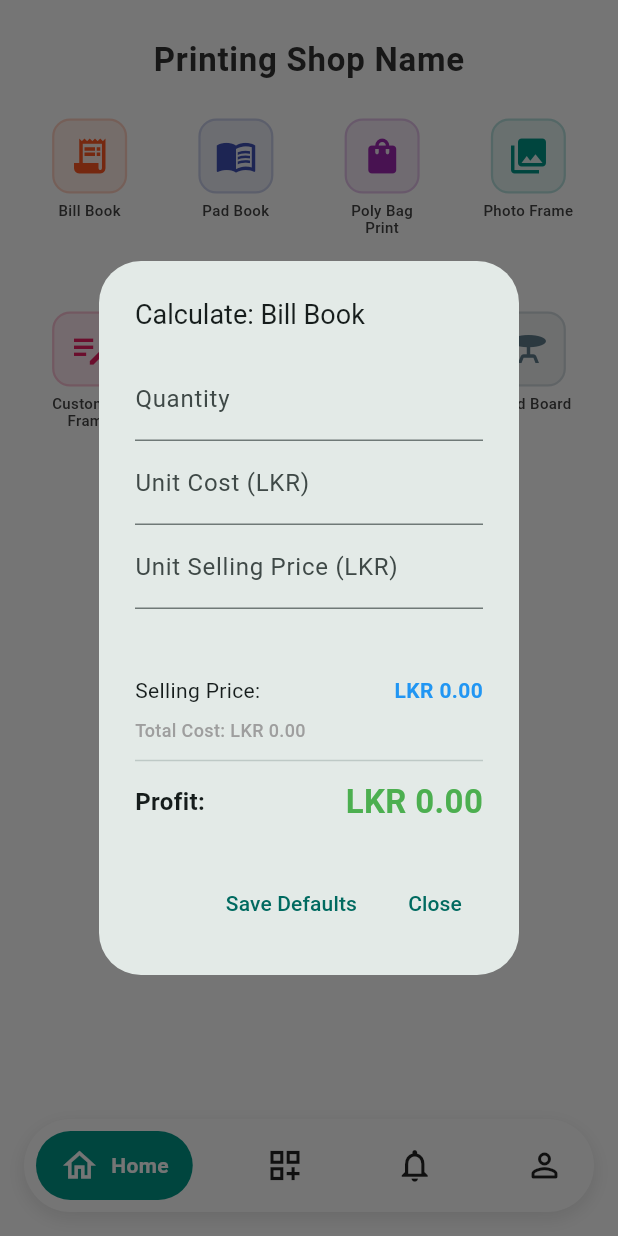
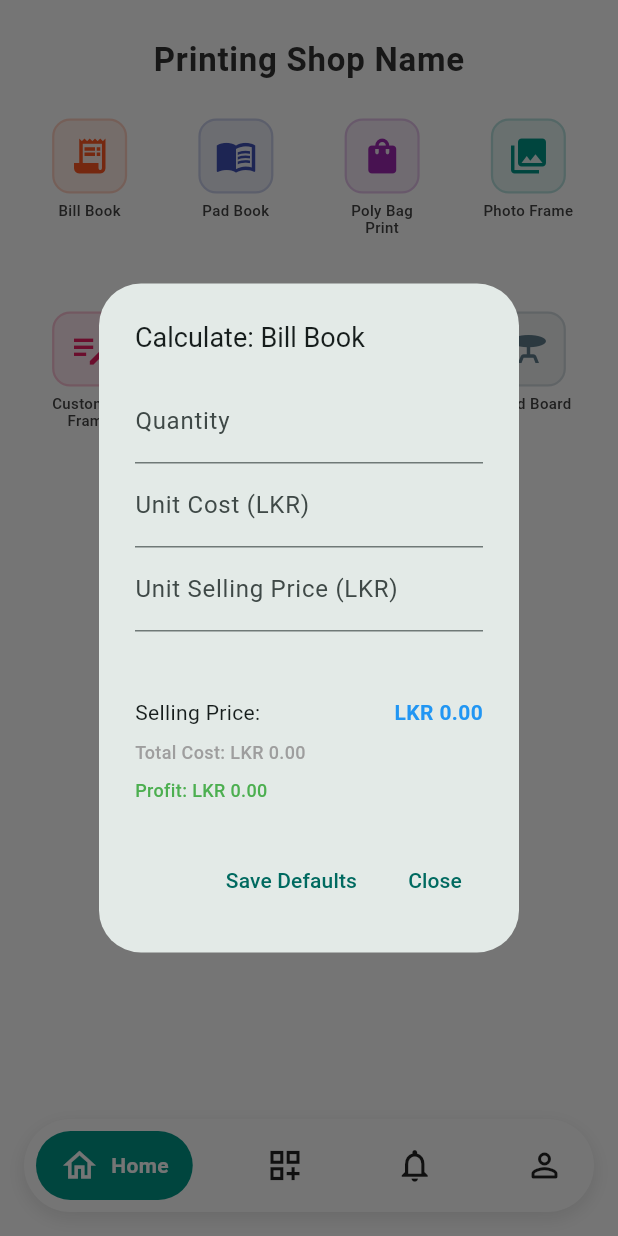
Before and after one commit to sanjeewa97/Inkup, a Flutter app: the screen it shows after launch, after a tap on "Bill Book", on a phone screen of 412 x 824 dp. Run offline on Flutter 3.47's test engine with Material 3 defaults, Android fonts, the phone set to English and light mode, and no system bars.

Commit message:
UI Update: Profit reduced to small font like Cost

```diff
--- a/lib/home_screen.dart
+++ b/lib/home_screen.dart
@@ -274,10 +274,10 @@ class _CalculatorDialogState extends State<CalculatorDialog> {
             ),
             const SizedBox(height: 20),
             const SizedBox(height: 20),
-            // Selling Price (Restored to original style)
+            // Selling Price
             _buildResultRow('Selling Price:', _totalRevenue, Colors.blue),
 
-            // Total Cost (Low profile)
+            // Total Cost
             Align(
               alignment: Alignment.centerLeft,
               child: Padding(
@@ -293,10 +293,21 @@ class _CalculatorDialogState extends State<CalculatorDialog> {
               ),
             ),
 
-            const Divider(),
-
-            // Profit (Bottom, Big)
-            _buildResultRow('Profit:', _profit, Colors.green, isBold: true, fontSize: 22),
+            // Profit (Small, like Cost)
+            Align(
+              alignment: Alignment.centerLeft,
+              child: Padding(
+                padding: const EdgeInsets.symmetric(vertical: 4.0),
+                child: Text(
+                  'Profit: LKR ${_profit.toStringAsFixed(2)}',
+                  style: const TextStyle(
+                    fontSize: 12,
+                    color: Colors.green, // Kept green for differentiation, but small
+                    fontWeight: FontWeight.w500,
+                  ),
+                ),
+              ),
+            ),
           ],
         ),
       ),
```
